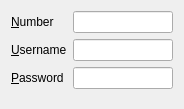
Old version of the form libs/ui/cdma.ui in the repository netrunner-debian-kde-extras/networkmanagement.
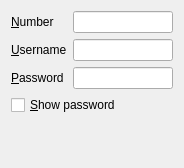
New version of the form. Custom widgets are drawn as their Qt base class.

```diff
--- a/libs/ui/cdma.ui
+++ b/libs/ui/cdma.ui
@@ -5,8 +5,8 @@
    <rect>
     <x>0</x>
     <y>0</y>
-    <width>173</width>
-    <height>109</height>
+    <width>183</width>
+    <height>168</height>
    </rect>
   </property>
   <property name="windowTitle" >
@@ -63,6 +63,13 @@
      </item>
     </layout>
    </item>
+   <item>
+    <widget class="QCheckBox" name="chkShowPass" >
+     <property name="text" >
+      <string>&amp;Show password</string>
+     </property>
+    </widget>
+   </item>
    <item>
     <spacer name="verticalSpacer" >
      <property name="orientation" >
```
Left out of the diff: 12 changed lines with no effect on the pictures.
